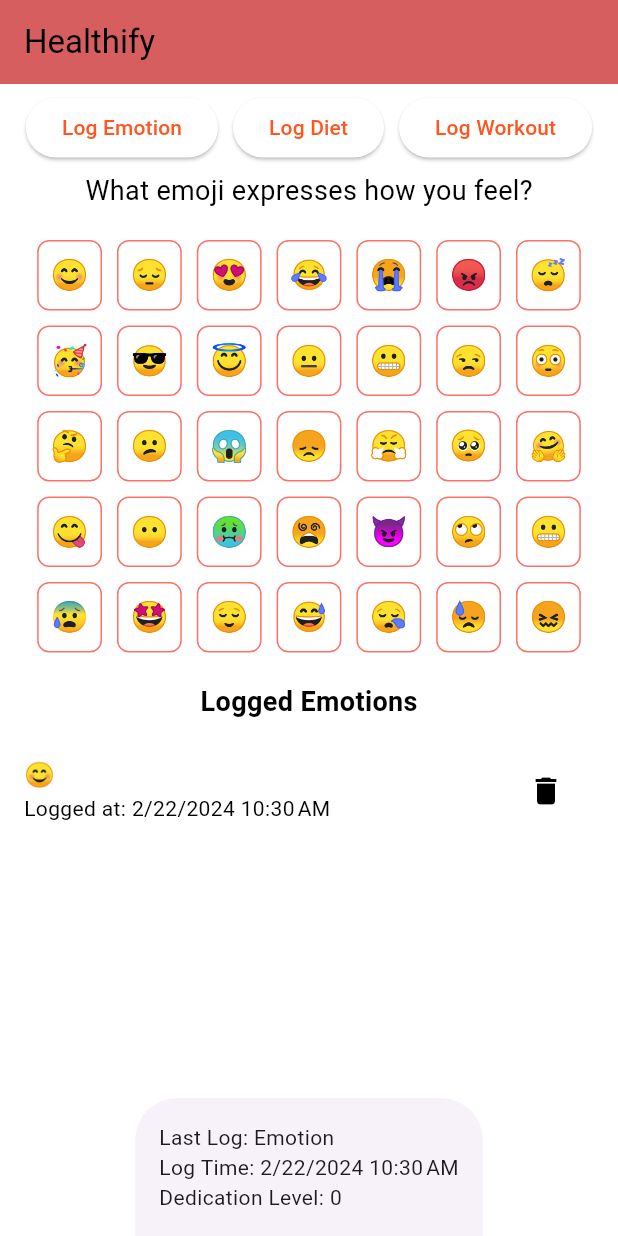
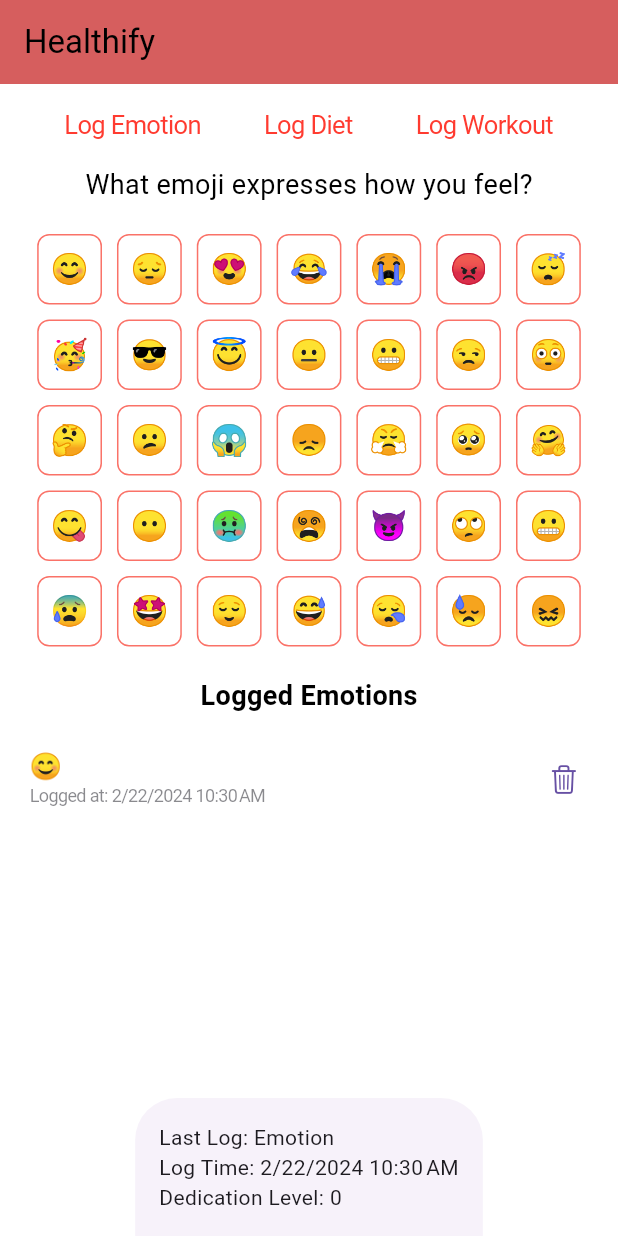
Before and after one commit to onalanb/Healthify-Flutter-Application, a Flutter app: the screen it shows after launch, after a tap on an icon or button, on a phone screen of 412 x 824 dp. Run offline on Flutter 3.47's test engine with Material 3 defaults, Android fonts, the phone set to English and light mode, and no system bars; our stand-ins replace hive; accounts and stored records are empty; generated files the repository leaves out were written again.

Commit message:
Implemented cross-platform styling.

```diff
--- a/lib/emotion.dart
+++ b/lib/emotion.dart
@@ -1,7 +1,10 @@
 import 'package:flutter/material.dart';
 import 'package:provider/provider.dart';
 import 'package:hive/hive.dart';
+import 'package:flutter/cupertino.dart';
 import 'recording.dart';
+import 'style_options.dart';
+import 'style_switching_list_view.dart';
 import 'package:flutter_gen/gen_l10n/app_localizations.dart';
 
 // Emotion Recorder Widget
@@ -15,6 +18,8 @@ class EmotionRecorder extends StatefulWidget {
   @override
   _EmotionRecorderState createState() => _EmotionRecorderState();
 }
+
+/******************************************************************************/
 
 // Stateful widget to record the emotions with emojis.
 class _EmotionRecorderState extends State<EmotionRecorder> {
@@ -59,9 +64,35 @@ class _EmotionRecorderState extends State<EmotionRecorder> {
     });
   }
 
+  void onDelete(int index) {
+    // Delete the emotion from hive database
+    // Add the emotion to hive database
+    var emotionBox = Hive.box<Map<dynamic, dynamic>>('EmotionBox');
+    var emotionKey = (emotionLogs[index]['timestamp'] as DateTime).millisecondsSinceEpoch.toString();
+    emotionBox.delete(emotionKey);
+    print('Deleting key $emotionKey');
+    print('Remaining keys ${emotionBox.keys}');
+    print('Remaining values ${emotionBox.values}');
+
+    // Delete the emotion from the local list:
+    setState(() {
+      emotionLogs.removeAt(index);
+    });
+  }
+
+  String getTitle(int index) {
+    return emotionLogs[index]['emoji'];
+  }
+
+  String getSubtitle(int index) {
+    return AppLocalizations.of(context)!.loggedAt(emotionLogs[index]['timestamp'], emotionLogs[index]['timestamp']);
+  }
+
   // Widget UI for recording the user's emotions.
   @override
   Widget build(BuildContext context) {
+    final styleOption = context.watch<StyleOptions>();
+
     return Column(
       mainAxisAlignment: MainAxisAlignment.center,
       children: [
@@ -98,35 +129,7 @@ class _EmotionRecorderState extends State<EmotionRecorder> {
         ),
         const SizedBox(height: 10), // Spacing between title and logged emotions list.
         Expanded(
-          child: ListView.builder(
-            itemCount: emotionLogs.length, // Total number of logged emotions.
-            itemBuilder: (context, index) {
-              return ListTile(
-                title: Text(emotionLogs[index]['emoji']),  // Displays the logged emoji.
-                subtitle: Text(
-                  AppLocalizations.of(context)!.loggedAt(emotionLogs[index]['timestamp'], emotionLogs[index]['timestamp'])
-                ),
-                trailing: IconButton(
-                  icon: Icon(Icons.delete),
-                  onPressed: () {
-                    // Delete the emotion from hive database
-                    // Add the emotion to hive database
-                    var emotionBox = Hive.box<Map<dynamic, dynamic>>('EmotionBox');
-                    var emotionKey = (emotionLogs[index]['timestamp'] as DateTime).millisecondsSinceEpoch.toString();
-                    emotionBox.delete(emotionKey);
-                    print('Deleting key $emotionKey');
-                    print('Remaining keys ${emotionBox.keys}');
-                    print('Remaining values ${emotionBox.values}');
-
-                    // Delete the emotion from the local list:
-                    setState(() {
-                      emotionLogs.removeAt(index);
-                    });
-                  },
-                ),
-              );
-            },
-          ),
+          child: StyleSwitchingListView(logSize: emotionLogs.length ,getTitle: getTitle, getSubtitle: getSubtitle, onDelete: onDelete, onUpdate: null),
         ),
       ],
     );
--- a/lib/l10n/app_en.arb
+++ b/lib/l10n/app_en.arb
@@ -65,6 +65,7 @@
   "jumpRope" : "Jump Rope",
   "parkour" : "Parkour",
   "stabilityTraining" : "Stability Training",
+  "update" : "Update",
   "loggedWorkout": "({loggedDuration} minutes)",
   "@loggedWorkout": {
     "description": "A logged workout's duration",
--- a/lib/l10n/app_es.arb
+++ b/lib/l10n/app_es.arb
@@ -31,5 +31,6 @@
   "jumpRope" : "Saltar la cuerda",
   "parkour" : "Parkour",
   "stabilityTraining": "Entrenamiento de estabilidad",
-  "loggedWorkout": "({loggedDuration} minutos)"
+  "loggedWorkout": "({loggedDuration} minutos)",
+  "update" : "Actualizar"
 }
--- a/lib/main.dart
+++ b/lib/main.dart
@@ -2,6 +2,7 @@
 // January 6th, 2024
 
 import 'package:flutter/material.dart';
+import 'package:flutter_app/style_switching_button.dart';
 import 'package:provider/provider.dart';
 import 'package:hive/hive.dart';
 import 'package:path_provider/path_provider.dart';
@@ -10,6 +11,7 @@ import 'emotion.dart';
 import 'diet.dart';
 import 'workout.dart';
 import 'recording.dart';
+import 'style_options.dart';
 import 'package:flutter_gen/gen_l10n/app_localizations.dart';
 
 void main() async {
@@ -30,6 +32,9 @@ void main() async {
     MultiProvider(
         providers: [
           ChangeNotifierProvider(create: (context) => RecordingProvider()),
+          Provider<StyleOptions>(
+            create: (_) => StyleOptions(WidgetStyle.cupertino),
+          ),
         ],
         child: MaterialApp(
           localizationsDelegates: AppLocalizations.localizationsDelegates,
@@ -41,6 +46,8 @@ void main() async {
     ),
   );
 }
+
+/******************************************************************************/
 
 // Applications main widget, helps set the theme and home page.
 class HealthifyApp extends StatelessWidget {
@@ -172,26 +179,18 @@ class HealthifyApp extends StatelessWidget {
     Widget navigationButtons = Row(
         mainAxisAlignment: MainAxisAlignment.center,
         children: [
-          ElevatedButton(
-            onPressed: () {
-              Navigator.pushNamed(context, '/emotion');
-            },
-            child: Text(AppLocalizations.of(context)!.logEmotion),
-          ),
+          StyleSwitchingButton(
+              interaction: () { Navigator.pushNamed(context, '/emotion'); },
+              getButtonText: () { return AppLocalizations.of(context)!.logEmotion; }),
           SizedBox(width: 10), // Add spacing between the buttons
-          ElevatedButton(
-            onPressed: () {
-              Navigator.pushNamed(context, '/diet');
-            },
-            child: Text(AppLocalizations.of(context)!.logDiet),
-          ),
+          StyleSwitchingButton(
+              interaction: () { Navigator.pushNamed(context, '/diet'); },
+              getButtonText: () { return AppLocalizations.of(context)!.logDiet; }),
           SizedBox(width: 10), // Add spacing between the buttons
-          ElevatedButton(
-            onPressed: () {
-              Navigator.pushNamed(context, '/workout');
-            },
-            child: Text(AppLocalizations.of(context)!.logWorkout),
-          ),
+          StyleSwitchingButton(
+              interaction: () { Navigator.pushNamed(context, '/workout'); },
+              getButtonText: () { return AppLocalizations.of(context)!.logWorkout; }),
+
         ]
     );
     return navigationButtons;
--- /dev/null
+++ b/lib/style_options.dart
@@ -0,0 +1,10 @@
+enum WidgetStyle {
+  material,
+  cupertino
+}
+
+class StyleOptions {
+  final WidgetStyle widgetStyle;
+
+  StyleOptions(this.widgetStyle);
+}
--- /dev/null
+++ b/lib/style_switching_button.dart
@@ -0,0 +1,31 @@
+import 'package:provider/provider.dart';
+import 'package:flutter/cupertino.dart';
+import 'style_options.dart';
+import 'package:flutter/material.dart';
+
+class StyleSwitchingButton extends StatelessWidget {
+  final Function interaction;
+  final Function getButtonText;
+
+  const StyleSwitchingButton({required this.interaction, required this.getButtonText, Key? key}) : super(key: key);
+
+  @override
+  Widget build(BuildContext context) {
+    final styleOption = context.watch<StyleOptions>();
+
+    return styleOption.widgetStyle == WidgetStyle.cupertino ?
+      CupertinoButton(
+        onPressed: () { interaction(); },
+        child: Text(
+            getButtonText(),
+            style: TextStyle(color: CupertinoColors.destructiveRed)),
+        color: CupertinoColors.white,
+        padding: EdgeInsets.symmetric(horizontal: 16),
+      )
+      :
+      ElevatedButton(
+        onPressed: () { interaction(); },
+        child: Text(getButtonText()),
+      );
+  }
+}
--- /dev/null
+++ b/lib/style_switching_list_view.dart
@@ -0,0 +1,87 @@
+import 'package:provider/provider.dart';
+import 'package:flutter/cupertino.dart';
+import 'style_options.dart';
+import 'package:flutter/material.dart';
+
+class StyleSwitchingListView extends StatelessWidget {
+  final int logSize;
+  final Function getTitle;
+  final Function getSubtitle;
+  final Function onDelete;
+  final Function? onUpdate;
+
+  const StyleSwitchingListView({required this.logSize, required this.getTitle, required this.getSubtitle, required this.onDelete, required this.onUpdate, Key? key}) : super(key: key);
+
+  @override
+  Widget build(BuildContext context) {
+    final styleOption = context.watch<StyleOptions>();
+
+    return styleOption.widgetStyle == WidgetStyle.cupertino ?
+      CupertinoScrollbar(
+        child: SingleChildScrollView(
+          child: Column(
+            children: List.generate(
+              logSize, (index) => Padding(
+                padding: const EdgeInsets.symmetric(vertical: 8.0),
+                child: CupertinoListTile(
+                  title: Text(getTitle(index)),  // Displays the logged emoji.
+                  subtitle: Text(getSubtitle(index)),
+                  trailing: onUpdate == null ?
+                    CupertinoButton(
+                      padding: EdgeInsets.zero,
+                      child: Icon(CupertinoIcons.delete),
+                      onPressed: () { onDelete(index); },
+                    )
+                    :
+                    Row (
+                      mainAxisSize: MainAxisSize.min,
+                      children: [
+                        CupertinoButton (
+                          padding: EdgeInsets.zero,
+                          child: Icon(Icons.edit),
+                          onPressed: () { onUpdate!(index); },
+                        ),
+                        CupertinoButton (
+                          padding: EdgeInsets.zero,
+                          child: Icon(Icons.delete),
+                          onPressed: () { onDelete(index); },
+                        ),
+                      ],
+                    )
+                ),
+              ),
+            ),
+          ),
+        ),
+      )
+      :
+      ListView.builder(
+        itemCount: logSize, // Total number of logged emotions.
+        itemBuilder: (context, index) {
+          return ListTile(
+            title: Text(getTitle(index)),  // Displays the logged emoji.
+            subtitle: Text(getSubtitle(index)),
+            trailing: onUpdate == null ?
+              IconButton(
+                icon: Icon(Icons.delete),
+                onPressed: () { onDelete(index); },
+              )
+              :
+              Row (
+                mainAxisSize: MainAxisSize.min,
+                children: [
+                  IconButton (
+                    icon: Icon(Icons.edit),
+                    onPressed: () { onUpdate!(index); },
+                  ),
+                  IconButton (
+                    icon: Icon(Icons.delete),
+                    onPressed: () { onDelete(index); },
+                  ),
+                ],
+              )
+          );
+        },
+      );
+  }
+}
```
Also changed, not shown: lib/diet.dart (+63 -88 lines), lib/style_switching_dropdown.dart (added, +43 -0 lines), lib/style_switching_text_field.dart (added, +37 -0 lines), lib/workout.dart (+45 -66 lines).
